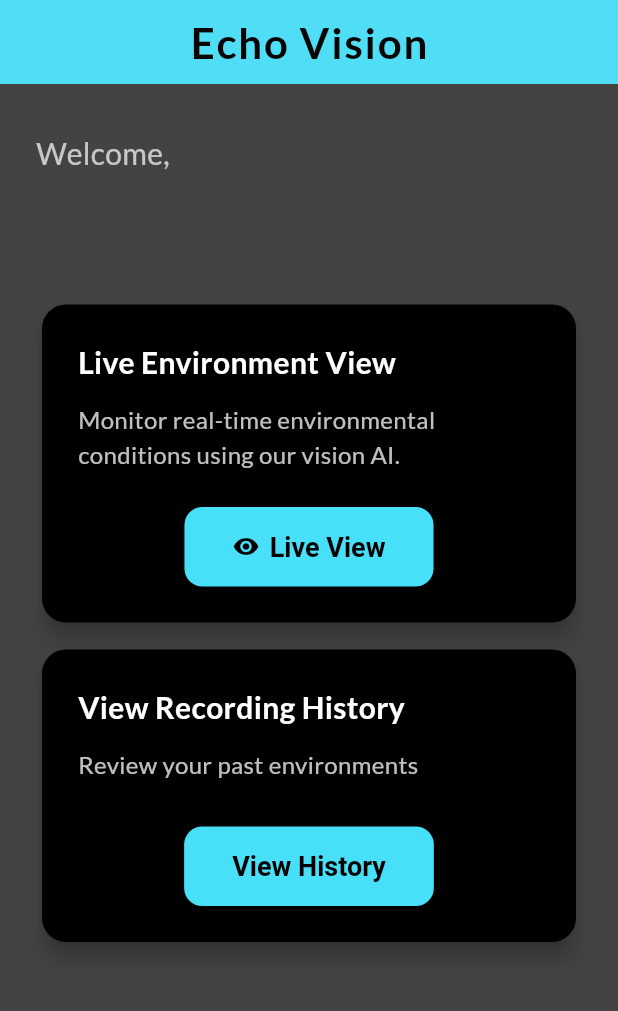
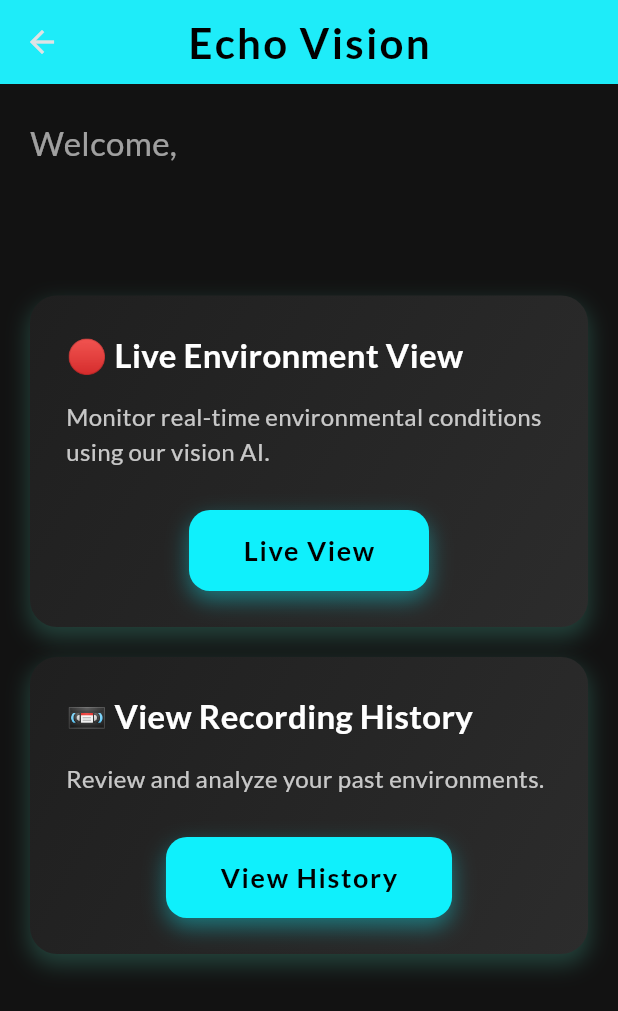
Before and after one commit to jchen1124/BitCamp2025App, a Flutter app: the HomeScreen screen opened directly with empty values, on a phone screen of 412 x 824 dp. Shown: the top 1011 px of the screen. Run offline on Flutter 3.47's test engine with Material 3 defaults, Android fonts, the phone set to English and light mode, and no system bars; our stand-ins replace google_fonts.

Commit message:
improved home screen

```diff
--- a/lib/screens/create_profile.dart
+++ b/lib/screens/create_profile.dart
@@ -41,12 +41,12 @@ class _CreateProfileState extends State<CreateProfile> {
         _profiles.add(profile);
       });
 
-      ScaffoldMessenger.of(context).showSnackBar(
-        const SnackBar(
-          duration: Duration(milliseconds: 800),
-          content: Text('Profile Added'),
-        ),
-      );
+      // ScaffoldMessenger.of(context).showSnackBar(
+      //   const SnackBar(
+      //     duration: Duration(milliseconds: 800),
+      //     content: Text('Profile Added'),
+      //   ),
+      // );
 
       final String name = _usersFullName.text;
 
--- a/lib/screens/home_screen.dart
+++ b/lib/screens/home_screen.dart
@@ -9,163 +9,154 @@ class HomeScreen extends StatelessWidget {
   @override
   Widget build(BuildContext context) {
     return Scaffold(
-      backgroundColor: const Color.fromARGB(255, 68, 66, 66),
+      backgroundColor: const Color(0xFF121212),
       appBar: AppBar(
-        backgroundColor: Color(0xFF47E0F8),
+        backgroundColor: const Color(0xFF0FF0FC),
         elevation: 10,
         title: const Text(
           "Echo Vision",
           style: TextStyle(
             fontSize: 28,
-            color: Color.fromARGB(255, 5, 5, 5),
-            fontWeight: FontWeight.w600,
-            letterSpacing: 1.2,
+            color: Colors.black,
+            fontWeight: FontWeight.w700,
+            letterSpacing: 1.5,
           ),
         ),
         centerTitle: true,
-        automaticallyImplyLeading: false,
       ),
       body: Padding(
-        padding: const EdgeInsets.symmetric(horizontal: 24.0, vertical: 32.0),
+        padding: const EdgeInsets.symmetric(horizontal: 20.0, vertical: 24.0),
         child: Column(
           crossAxisAlignment: CrossAxisAlignment.start,
           children: [
             Text(
               "Welcome,",
               style: TextStyle(
-                color: Colors.white.withOpacity(0.7),
-                fontSize: 20,
+                color: Colors.white.withOpacity(0.6),
+                fontSize: 22,
               ),
             ),
-            const SizedBox(height: 4),
+            const SizedBox(height: 6),
             Text(
               name,
               style: const TextStyle(
-                color: Color(0xFF47E0F8),
-                fontSize: 32,
+                color: Color(0xFF0FF0FC),
+                fontSize: 34,
                 fontWeight: FontWeight.bold,
+                letterSpacing: 1.2,
               ),
             ),
             const SizedBox(height: 32),
 
-            // Optional card to highlight live view feature
-            Card(
-              color: Colors.black,
-              shape: RoundedRectangleBorder(
-                borderRadius: BorderRadius.circular(16),
-              ),
-              elevation: 6,
-              child: Padding(
-                padding: const EdgeInsets.all(24.0),
-                child: Column(
-                  crossAxisAlignment: CrossAxisAlignment.start,
-                  children: [
-                    const Text(
-                      "Live Environment View",
-                      style: TextStyle(
-                        fontSize: 20,
-                        fontWeight: FontWeight.w600,
-                        color: Colors.white,
-                      ),
-                    ),
-                    const SizedBox(height: 12),
-                    Text(
+            // Live View Card
+            _buildFeatureCard(
+              context,
+              title: "🔴 Live Environment View",
+              description:
                   "Monitor real-time environmental conditions using our vision AI.",
-                      style: TextStyle(
-                        fontSize: 16,
-                        color: Colors.white.withOpacity(0.75),
-                      ),
-                    ),
-                    const SizedBox(height: 24),
-                    Center(
-                      child: ElevatedButton.icon(
-                        // Go to live view page
+              buttonText: "Live View",
               onPressed: () {
                 Navigator.push(
                   context,
                   MaterialPageRoute(builder: (context) => LiveView()),
                 );
               },
-                        icon: const Icon(Icons.visibility),
-                        label: const Text("Live View"),
-                        style: ElevatedButton.styleFrom(
-                          backgroundColor: const Color(0xFF47E0F8),
-                          foregroundColor: Colors.black,
-                          padding: const EdgeInsets.symmetric(
-                            vertical: 16,
-                            horizontal: 32,
             ),
-                          shape: RoundedRectangleBorder(
-                            borderRadius: BorderRadius.circular(12),
-                          ),
-                          textStyle: const TextStyle(
-                            fontSize: 18,
-                            fontWeight: FontWeight.bold,
-                          ),
-                          elevation: 3,
-                        ),
-                      ),
+
+            const SizedBox(height: 20),
+
+            // History Card
+            _buildFeatureCard(
+              context,
+              title: "📼 View Recording History",
+              description: "Review and analyze your past environments.",
+              buttonText: "View History",
+              onPressed: () {
+                // TODO: Implement
+              },
             ),
           ],
         ),
       ),
+    );
+  }
+
+  Widget _buildFeatureCard(
+    BuildContext context, {
+    required String title,
+    required String description,
+    required String buttonText,
+    required VoidCallback onPressed,
+  }) {
+    return Container(
+      decoration: BoxDecoration(
+        gradient: const LinearGradient(
+          colors: [Color(0xFF1F1F1F), Color(0xFF2C2C2C)],
+          begin: Alignment.topLeft,
+          end: Alignment.bottomRight,
         ),
-            SizedBox(height: 10),
-
-            Card(
-              color: Colors.black,
-              shape: RoundedRectangleBorder(
-                borderRadius: BorderRadius.circular(16),
+        borderRadius: BorderRadius.circular(18),
+        boxShadow: [
+          BoxShadow(
+            color: Colors.tealAccent.withOpacity(0.2),
+            blurRadius: 12,
+            spreadRadius: 1,
+            offset: const Offset(0, 6),
           ),
-              elevation: 6,
+        ],
+      ),
       child: Padding(
-                padding: EdgeInsets.all(24.0),
+        padding: const EdgeInsets.all(24.0),
         child: Column(
           crossAxisAlignment: CrossAxisAlignment.start,
           children: [
             Text(
-                      "View Recording History",
-                      style: TextStyle(
-                        fontSize: 20,
-                        fontWeight: FontWeight.w600,
+              title,
+              style: const TextStyle(
+                fontSize: 22,
+                fontWeight: FontWeight.w700,
                 color: Colors.white,
               ),
             ),
-                    SizedBox(height: 12),
+            const SizedBox(height: 12),
             Text(
-                      "Review your past environments",
+              description,
               style: TextStyle(
                 fontSize: 16,
                 color: Colors.white.withOpacity(0.75),
               ),
             ),
-
-                    SizedBox(height: 30),
-
+            const SizedBox(height: 28),
             Center(
-                      child: ElevatedButton(
-                        onPressed: () {},
-                        child: Text("View History"),
-                        style: ElevatedButton.styleFrom(
-                          backgroundColor: const Color(0xFF47E0F8),
-                          //text color
-                          foregroundColor: Colors.black,
-                          padding: EdgeInsets.symmetric(
-                            vertical: 16,
-                            horizontal: 32,
+              child: InkWell(
+                onTap: onPressed,
+                borderRadius: BorderRadius.circular(14),
+                splashColor: Colors.cyanAccent,
+                child: Container(
+                  padding: const EdgeInsets.symmetric(
+                    horizontal: 36,
+                    vertical: 14,
                   ),
-                          shape: RoundedRectangleBorder(
-                            borderRadius: BorderRadius.circular(12),
+                  decoration: BoxDecoration(
+                    color: const Color(0xFF0FF0FC),
+                    borderRadius: BorderRadius.circular(14),
+                    boxShadow: [
+                      BoxShadow(
+                        color: const Color(0xFF0FF0FC).withOpacity(0.4),
+                        blurRadius: 12,
+                        offset: const Offset(0, 6),
                       ),
-                          textStyle: TextStyle(
+                    ],
+                  ),
+                  child: Text(
+                    buttonText,
+                    style: const TextStyle(
+                      color: Colors.black,
                       fontSize: 18,
-                            fontWeight: FontWeight.bold,
-                          ),
-                          elevation: 3,
+                      fontWeight: FontWeight.w700,
+                      letterSpacing: 1.1,
                     ),
                   ),
-                    ),
-                  ],
                 ),
               ),
             ),
```
Lines whose indentation alone changed are shown as unchanged.
